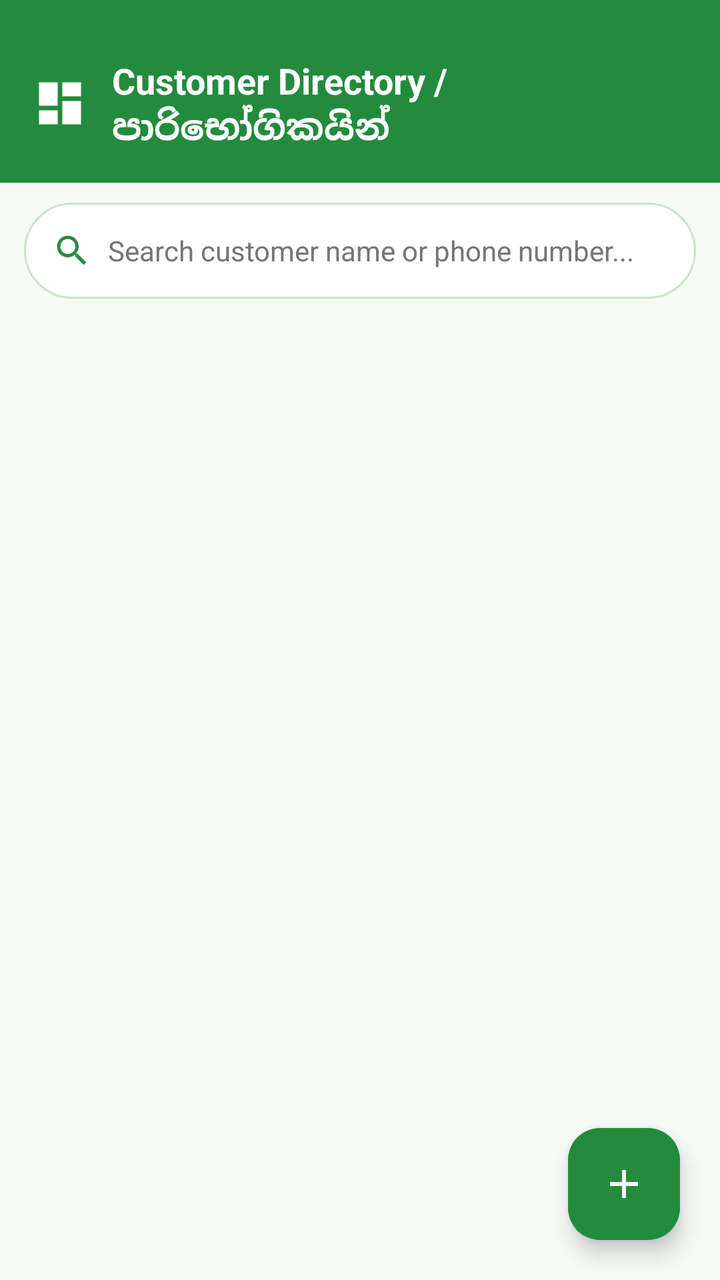
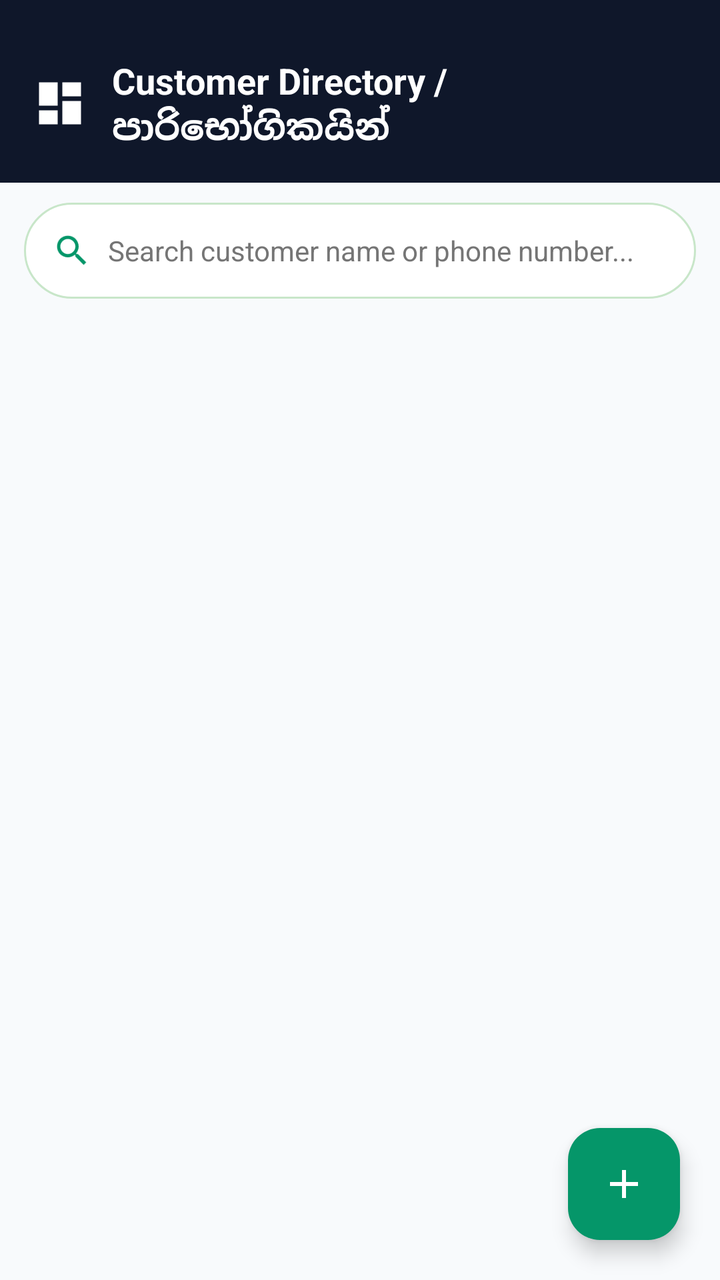

Screens rendered from an Android XML layout before and after an edit, with the pre-edit source and the edit as a unified diff.
<!-- AndroidManifest.xml: application theme Theme.PosSystem -->
<!-- res/layout/activity_customers.xml -->
<?xml version="1.0" encoding="utf-8"?>
<RelativeLayout xmlns:android="http://schemas.android.com/apk/res/android"
    xmlns:app="http://schemas.android.com/apk/res-auto"
    android:layout_width="match_parent"
    android:layout_height="match_parent"
    android:fitsSystemWindows="true"
    android:background="@color/green_bg_light">

    
    <LinearLayout
        android:id="@+id/headerCustomers"
        android:layout_width="match_parent"
        android:layout_height="wrap_content"
        android:background="@color/green_primary"
        android:gravity="center_vertical"
        android:orientation="horizontal"
        android:paddingHorizontal="16dp"
        android:paddingTop="28dp"
        android:paddingBottom="16dp">

        <ImageView
            android:id="@+id/btnBackCustomers"
            android:layout_width="28dp"
            android:layout_height="28dp"
            android:contentDescription="Back"
            android:src="@drawable/ic_dashboard"
            app:tint="@color/white" />

        <TextView
            android:layout_width="0dp"
            android:layout_height="wrap_content"
            android:layout_marginStart="12dp"
            android:layout_weight="1"
            android:text="Customer Directory / පාරිභෝගිකයින්"
            android:textColor="@color/white"
            android:textSize="18sp"
            android:textStyle="bold" />
    </LinearLayout>

    
    <LinearLayout
        android:id="@+id/layoutCustomerSearch"
        android:layout_width="match_parent"
        android:layout_height="48dp"
        android:layout_below="@id/headerCustomers"
        android:layout_marginHorizontal="12dp"
        android:layout_marginVertical="10dp"
        android:background="@drawable/bg_search_bar"
        android:gravity="center_vertical"
        android:orientation="horizontal"
        android:paddingHorizontal="14dp">

        <ImageView
            android:layout_width="20dp"
            android:layout_height="20dp"
            android:src="@drawable/ic_search"
            app:tint="@color/green_primary" />

        <EditText
            android:id="@+id/etSearchCustomers"
            android:layout_width="match_parent"
            android:layout_height="match_parent"
            android:layout_marginStart="8dp"
            android:background="@null"
            android:hint="Search customer name or phone number..."
            android:textColor="@color/black"
            android:textColorHint="#757575"
            android:textSize="14sp" />
    </LinearLayout>

    
    <androidx.recyclerview.widget.RecyclerView
        android:id="@+id/rvCustomers"
        android:layout_width="match_parent"
        android:layout_height="match_parent"
        android:layout_below="@id/layoutCustomerSearch"
        android:clipToPadding="false"
        android:paddingBottom="80dp" />

    
    <com.google.android.material.floatingactionbutton.FloatingActionButton
        android:id="@+id/fabAddCustomer"
        android:layout_width="wrap_content"
        android:layout_height="wrap_content"
        android:layout_alignParentEnd="true"
        android:layout_alignParentBottom="true"
        android:layout_margin="20dp"
        android:contentDescription="Add Customer"
        android:src="@drawable/ic_add"
        app:backgroundTint="@color/green_primary"
        app:tint="@color/white" />

</RelativeLayout>
<!-- resources referenced by this layout -->
<resources>
  <color name="black">#202124</color>
  <color name="green_bg_light">#F7F9F7</color>
  <color name="green_primary">#238B3D</color>
  <color name="white">#FFFFFF</color>
  <!-- drawable bg_search_bar (drawable) -->
  <?xml version="1.0" encoding="utf-8"?>
  <shape xmlns:android="http://schemas.android.com/apk/res/android"
      android:shape="rectangle">
      <solid android:color="@color/white" />
      <corners android:radius="24dp" />
      <stroke
          android:width="1dp"
          android:color="#C8E6C9" />
  </shape>
  <!-- drawable ic_add (drawable) -->
  <vector xmlns:android="http://schemas.android.com/apk/res/android"
      android:width="24dp"
      android:height="24dp"
      android:viewportWidth="24"
      android:viewportHeight="24">
    <path
        android:fillColor="@color/white"
        android:pathData="M19,13h-6v6h-2v-6H5v-2h6V5h2v6h6v2z"/>
  </vector>
  <!-- drawable ic_dashboard (drawable) -->
  <vector xmlns:android="http://schemas.android.com/apk/res/android"
      android:width="24dp"
      android:height="24dp"
      android:viewportWidth="24"
      android:viewportHeight="24">
    <path
        android:fillColor="@color/green_primary"
        android:pathData="M3,13h8V3H3v10zm0,8h8v-6H3v6zm10,0h8V11h-8v10zm0,-18v6h8V3h-8z"/>
  </vector>
  <!-- drawable ic_search (drawable) -->
  <vector xmlns:android="http://schemas.android.com/apk/res/android"
      android:width="24dp"
      android:height="24dp"
      android:viewportWidth="24"
      android:viewportHeight="24">
    <path
        android:fillColor="@color/green_primary"
        android:pathData="M15.5,14h-0.79l-0.28,-0.27C15.41,12.59 16,11.11 16,9.5 16,5.91 13.09,3 9.5,3S3,5.91 3,9.5 5.91,16 9.5,16c1.61,0 3.09,-0.59 4.23,-1.57l0.27,0.28v0.79l5,4.99L20.49,19l-4.99,-5zM9.5,14C7.01,14 5,11.99 5,9.5S7.01,5 9.5,5 14,7.01 14,9.5 11.99,14 9.5,14z"/>
  </vector>
  <style name="Theme.PosSystem" parent="Base.Theme.PosSystem" />
  <style name="Base.Theme.PosSystem" parent="Theme.Material3.Light.NoActionBar">
          
          <item name="colorPrimary">@color/green_primary</item>
          <item name="colorPrimaryVariant">@color/green_primary_dark</item>
          <item name="colorOnPrimary">@color/white</item>
          
          <item name="colorSecondary">@color/green_primary_light</item>
          <item name="colorSecondaryVariant">@color/green_primary_dark</item>
          <item name="colorOnSecondary">@color/white</item>
          
          <item name="colorSurface">@color/white</item>
          <item name="colorSurfaceContainer">@color/white</item>
          <item name="colorSurfaceContainerLow">@color/white</item>
          <item name="colorSurfaceContainerHigh">@color/white</item>
          <item name="colorSurfaceContainerHighest">@color/white</item>
          
          <item name="android:statusBarColor">@color/green_primary_dark</item>
          
          <item name="android:textColorHint">#6B7280</item>
          <item name="android:editTextColor">@color/black</item>
          
          <item name="android:windowBackground">@color/green_bg_light</item>
      </style>
  <color name="green_primary_dark">#176B2C</color>
  <color name="green_primary_light">#34A853</color>
</resources>

<!-- the commit's change to res/layout/activity_customers.xml (unified diff, before → after) -->
@@ -11,7 +11,7 @@
         android:id="@+id/headerCustomers"
         android:layout_width="match_parent"
         android:layout_height="wrap_content"
-        android:background="@color/green_primary"
+        android:background="@color/slate_primary"
         android:gravity="center_vertical"
         android:orientation="horizontal"
         android:paddingHorizontal="16dp"
<!-- resource entries referenced after the edit -->
@@ -1,8 +1,9 @@
 <!-- resources referenced by this layout -->
 <resources>
-  <color name="black">#202124</color>
-  <color name="green_bg_light">#F7F9F7</color>
-  <color name="green_primary">#238B3D</color>
+  <color name="black">#0F172A</color>
+  <color name="green_bg_light">#F8FAFC</color>
+  <color name="green_primary">#059669</color>
+  <color name="slate_primary">#0F172A</color>
   <color name="white">#FFFFFF</color>
   <!-- drawable bg_search_bar (drawable) -->
   <?xml version="1.0" encoding="utf-8"?>
@@ -47,11 +48,11 @@
   <style name="Theme.PosSystem" parent="Base.Theme.PosSystem" />
   <style name="Base.Theme.PosSystem" parent="Theme.Material3.Light.NoActionBar">
           
-          <item name="colorPrimary">@color/green_primary</item>
-          <item name="colorPrimaryVariant">@color/green_primary_dark</item>
+          <item name="colorPrimary">@color/slate_primary</item>
+          <item name="colorPrimaryVariant">@color/slate_surface</item>
           <item name="colorOnPrimary">@color/white</item>
           
-          <item name="colorSecondary">@color/green_primary_light</item>
+          <item name="colorSecondary">@color/green_primary</item>
           <item name="colorSecondaryVariant">@color/green_primary_dark</item>
           <item name="colorOnSecondary">@color/white</item>
           
@@ -61,14 +62,16 @@
           <item name="colorSurfaceContainerHigh">@color/white</item>
           <item name="colorSurfaceContainerHighest">@color/white</item>
           
-          <item name="android:statusBarColor">@color/green_primary_dark</item>
+          <item name="android:statusBarColor">@color/slate_primary</item>
           
-          <item name="android:textColorHint">#6B7280</item>
-          <item name="android:editTextColor">@color/black</item>
+          <item name="android:textColorHint">@color/text_hint</item>
+          <item name="android:editTextColor">@color/text_primary</item>
           
           <item name="android:windowBackground">@color/green_bg_light</item>
       </style>
-  <color name="green_primary_dark">#176B2C</color>
-  <color name="green_primary_light">#34A853</color>
+  <color name="slate_surface">#1E293B</color>
+  <color name="green_primary_dark">#047857</color>
+  <color name="text_hint">#94A3B8</color>
+  <color name="text_primary">#0F172A</color>
 </resources>
 
